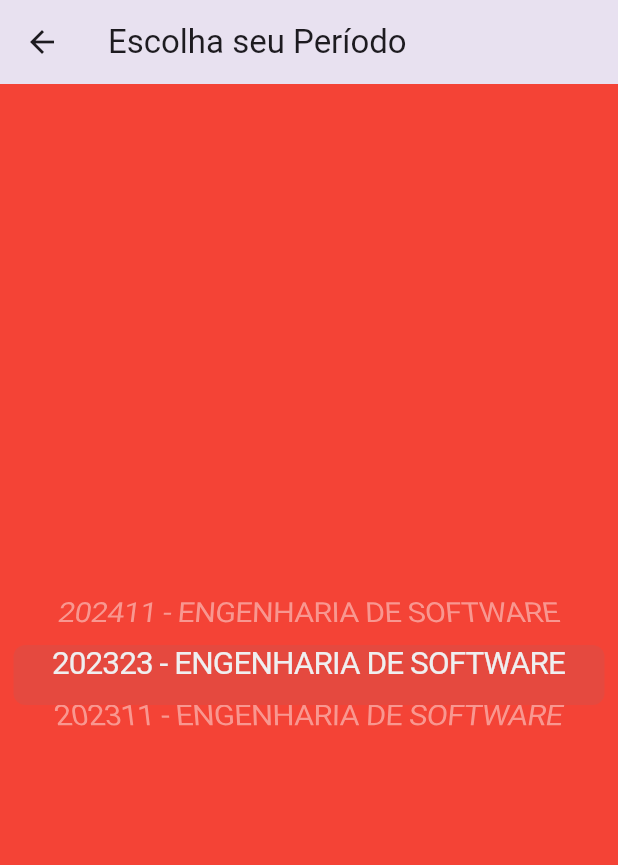
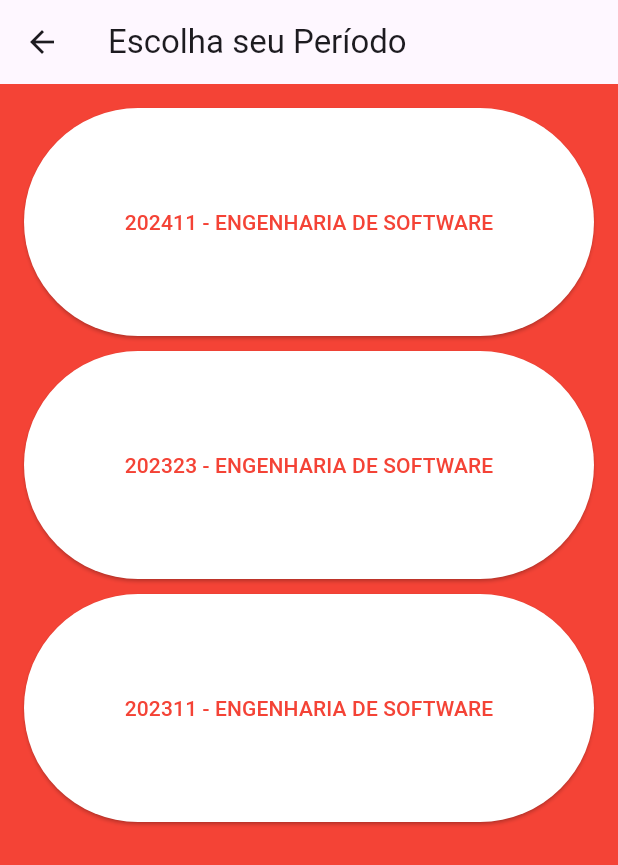
Before and after one commit to Erickdemathe123/CatolicaApp, a Flutter app: the ProximaPagina screen opened directly, after a tap on "202323 - ENGENHARIA DE SOFTWARE", on a phone screen of 412 x 824 dp. Shown: the top 865 px of the screen. Run offline on Flutter 3.47's test engine with Material 3 defaults, Android fonts, the phone set to English and light mode, and no system bars; network calls fail.

Commit message:
Update home.dart

```diff
--- a/dailytasks/lib/home.dart
+++ b/dailytasks/lib/home.dart
@@ -173,6 +173,14 @@ class OutraPagina extends StatelessWidget {
 }
 
 class ProximaPagina extends StatelessWidget {
+  // Lista de nomes de turmas
+  final List<String> turmas = [
+    '202411 - ENGENHARIA DE SOFTWARE',
+    '202323 - ENGENHARIA DE SOFTWARE',
+    '202311 - ENGENHARIA DE SOFTWARE',
+    // Adicione mais turmas conforme necessário
+  ];
+
   @override
   Widget build(BuildContext context) {
     return Scaffold(
@@ -181,37 +189,31 @@ class ProximaPagina extends StatelessWidget {
       ),
       body: Container(
         color: Colors.red, // Fundo branco
-        child: Center(
-          child: Column(
-            mainAxisAlignment: MainAxisAlignment.center,
-            children: [
-              SizedBox(height: 20),
-              Container(
-                height: 200,
-                child: CupertinoPicker(
-                  itemExtent: 40,
-                  onSelectedItemChanged: (int index) {
-                    // Faça algo com o valor selecionado
-                    print(index);
-                  },
-                  children: <Widget>[
-                    Text(
-                      '202411 - ENGENHARIA DE SOFTWARE',
-                      style: TextStyle(color: Colors.white), // Texto em branco
-                    ),
-                    Text(
-                      '202323 - ENGENHARIA DE SOFTWARE',
-                      style: TextStyle(color: Colors.white), // Texto em branco
-                    ),
-                    Text(
-                      '202311 - ENGENHARIA DE SOFTWARE',
-                      style: TextStyle(color: Colors.white), // Texto em branco
-                    ),
-                  ],
-                ),
+        padding: EdgeInsets.all(16.0),
+        child: GridView.builder(
+          itemCount: turmas.length,
+          gridDelegate: SliverGridDelegateWithFixedCrossAxisCount(
+            crossAxisCount: 1, // Define o número de colunas
+            crossAxisSpacing: 10.0, // Espaçamento entre colunas
+            mainAxisSpacing: 10.0, // Espaçamento entre linhas
+            childAspectRatio: 2.5, // Proporção entre largura e altura dos itens
+          ),
+          itemBuilder: (BuildContext context, int index) {
+            return ElevatedButton(
+              onPressed: () {
+                // Ação ao pressionar o botão (pode ser personalizado)
+                print(turmas[index]);
+              },
+              style: ElevatedButton.styleFrom(
+                backgroundColor: Colors.white, // Cor de fundo do botão
               ),
-            ],
-          ),
+              child: Text(
+                turmas[index],
+                textAlign: TextAlign.center,
+                style: TextStyle(color: Colors.red), // Cor do texto do botão
+              ),
+            );
+          },
         ),
       ),
     );
```
